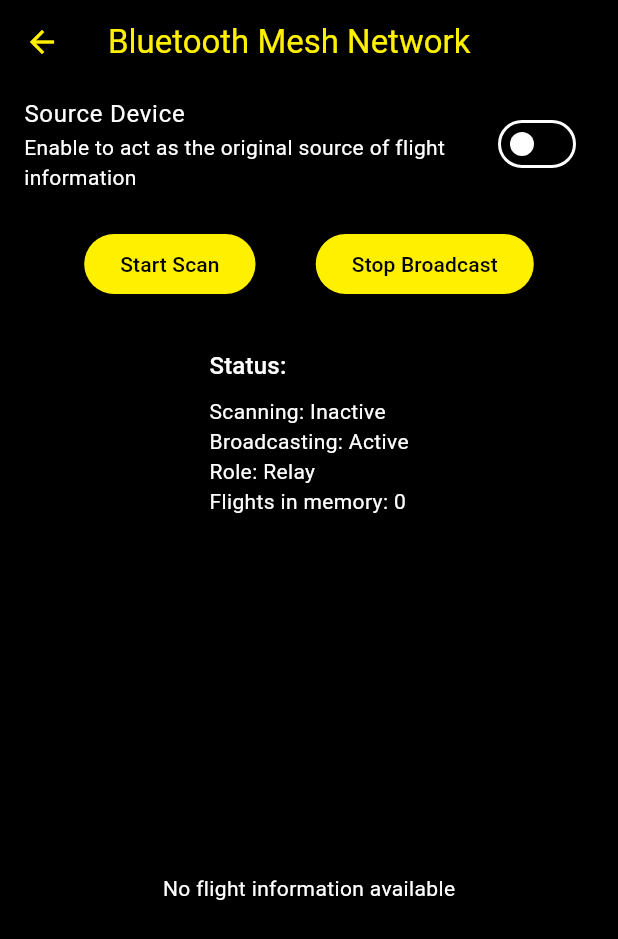
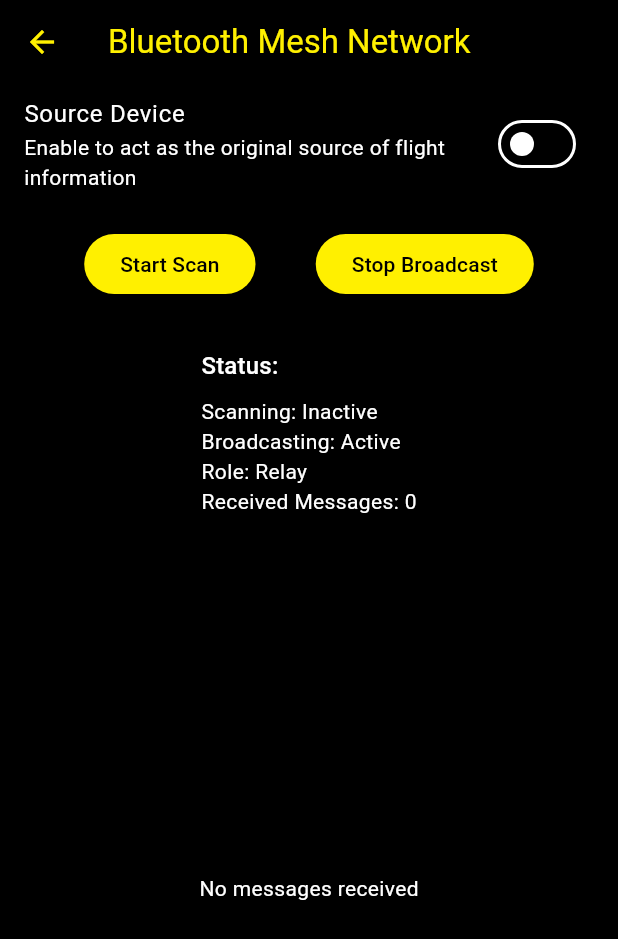
Before and after one commit to migueldeoleiros/vuelingconnect, a Flutter app: the BluetoothView screen opened directly with empty values, after a tap on "Start Scan", after a tap on "Stop Scan", after a tap on "Start Broadcast", on a phone screen of 412 x 824 dp. Shown: the top 939 px of the screen. Run offline on Flutter 3.47's test engine with Material 3 defaults, Android fonts, the light colour scheme and no system bars; our stand-ins replace audioplayers, flutter_blue_plus, shared_preferences; missing offline and left inert: bluetooth_low_energy; accounts and stored records are empty.

Commit message:
feat: base impl BLE services

```diff
--- a/client/lib/main.dart
+++ b/client/lib/main.dart
@@ -7,6 +7,7 @@ import 'package:flutter/material.dart';
 import 'package:flutter_blue_plus/flutter_blue_plus.dart';
 import 'package:audioplayers/audioplayers.dart';
 import 'package:http/http.dart' as http;
+import 'package:prueba_app/ble_message.dart';
 import 'package:shared_preferences/shared_preferences.dart';
 import 'package:logging/logging.dart';
 import 'package:provider/provider.dart';
@@ -17,6 +18,7 @@ import 'services/ble_peripheral_service.dart';
 
 void main() {
   // Set up logging
+  // testBleMessage();
   Logger.root.level = Level.ALL;
   Logger.root.onRecord.listen((record) {
     print('${record.level.name}: ${record.time}: ${record.message}');
--- a/client/lib/services/ble_central_service.dart
+++ b/client/lib/services/ble_central_service.dart
@@ -1,156 +1,44 @@
 import 'dart:async';
 import 'dart:typed_data';
-import 'package:flutter_blue_plus/flutter_blue_plus.dart';
+import 'package:bluetooth_low_energy/bluetooth_low_energy.dart';
 import 'package:logging/logging.dart';
-import '../models/flight_info.dart';
 
+/// BLE central for scanning manufacturer-specific advertisements
 class BleCentralService {
-  final _logger = Logger('BleCentralService');
-  final List<FlightInfo> _flights = [];
-  bool _isScanning = false;
+  final CentralManager _manager = CentralManager();
+  final Logger _logger = Logger('BleCentralService');
 
-  // Service and characteristic UUIDs - MUST match on all devices
-  static const String FLIGHT_SERVICE_UUID =
-      "9b1dfc9c-90a3-4c7a-9991-a2bccf5e15e3";
-  static const String FLIGHT_CHARACTERISTIC_UUID =
-      "79cda9a1-ceec-4156-baba-927d0b3e3cab";
+  StreamSubscription<DiscoveredEventArgs>? _discoverSub;
+  final StreamController<Uint8List> _dataController = StreamController<Uint8List>.broadcast();
 
-  // Stream controllers to broadcast flight updates
-  final _flightsStreamController =
-      StreamController<List<FlightInfo>>.broadcast();
-  Stream<List<FlightInfo>> get flightsStream => _flightsStreamController.stream;
+  /// Stream of raw manufacturer data bytes (id=0xFFFF)
+  Stream<Uint8List> get dataStream => _dataController.stream;
 
-  // Start scanning for BLE devices
-  Future<void> startScan() async {
-    if (_isScanning) return;
-
-    _logger.info('Starting BLE scan');
-    try {
-      await FlutterBluePlus.startScan(
-        withServices: [Guid(FLIGHT_SERVICE_UUID)],
-        timeout: const Duration(seconds: 30),
-      );
-
-      _isScanning = true;
-
-      // Listen for scan results
-      FlutterBluePlus.scanResults.listen((results) {
-        for (ScanResult result in results) {
-          if (result.advertisementData.serviceUuids.contains(
-            FLIGHT_SERVICE_UUID,
-          )) {
-            _logger.info('Found flight info device: ${result.device.name}');
-            _connectAndGetFlights(result.device);
-          }
+  /// Starts BLE discovery (scanning) for advertisements
+  Future<void> startDiscovery() async {
+    // Listen to discovered events
+    _discoverSub = _manager.discovered.listen((event) {
+      for (final msd in event.advertisement.manufacturerSpecificData) {
+        if (msd.id == 0xFFFF) {
+          _logger.info('Discovered data: ${msd.data}');
+          _dataController.add(msd.data);
         }
-      });
-    } catch (e) {
-      _logger.severe('Error starting BLE scan: $e');
-    }
+      }
+    });
+    await _manager.startDiscovery();
+    _logger.info('Started BLE discovery');
   }
 
-  // Stop scanning
-  Future<void> stopScan() async {
-    if (!_isScanning) return;
-
-    _logger.info('Stopping BLE scan');
-    try {
-      await FlutterBluePlus.stopScan();
-      _isScanning = false;
-    } catch (e) {
-      _logger.severe('Error stopping BLE scan: $e');
-    }
+  /// Stops BLE discovery
+  Future<void> stopDiscovery() async {
+    await _manager.stopDiscovery();
+    await _discoverSub?.cancel();
+    _logger.info('Stopped BLE discovery');
   }
 
-  // Connect to device and read flight data
-  Future<void> _connectAndGetFlights(BluetoothDevice device) async {
-    try {
-      _logger.info('Connecting to ${device.name}');
-      await device.connect();
-
-      // Discover services
-      _logger.info('Discovering services');
-      List<BluetoothService> services = await device.discoverServices();
-
-      // Find our flight service
-      BluetoothService? flightService;
-      for (var service in services) {
-        if (service.uuid.toString() == FLIGHT_SERVICE_UUID) {
-          flightService = service;
-          break;
-        }
-      }
-
-      if (flightService == null) {
-        _logger.warning('Flight service not found on device');
-        await device.disconnect();
-        return;
-      }
-
-      // Find the characteristic within this service
-      BluetoothCharacteristic? flightCharacteristic;
-      for (var characteristic in flightService.characteristics) {
-        if (characteristic.uuid.toString() == FLIGHT_CHARACTERISTIC_UUID) {
-          flightCharacteristic = characteristic;
-          break;
-        }
-      }
-
-      if (flightCharacteristic == null) {
-        _logger.warning('Flight characteristic not found in service');
-        await device.disconnect();
-        return;
-      }
-
-      // Read flight data
-      final value = await flightCharacteristic.read();
-      _processFlightData(value);
-
-      // Subscribe to notifications
-      await flightCharacteristic.setNotifyValue(true);
-      flightCharacteristic.value.listen((value) {
-        _processFlightData(value);
-      });
-
-      // Disconnect after a while to save battery (optional)
-      await Future.delayed(const Duration(seconds: 10));
-      await device.disconnect();
-    } catch (e) {
-      _logger.severe('Error connecting to device: $e');
-    }
-  }
-
-  // Process received flight data
-  void _processFlightData(List<int> data) {
-    try {
-      final flightList = FlightInfo.listFromBytes(data as Uint8List);
-
-      // Update local flights, replacing outdated info with newer timestamp
-      for (final newFlight in flightList) {
-        final existingIndex = _flights.indexWhere(
-          (f) => f.flightNumber == newFlight.flightNumber,
-        );
-
-        if (existingIndex >= 0) {
-          // Only update if newer information
-          if (_flights[existingIndex].timestamp.isBefore(newFlight.timestamp)) {
-            _flights[existingIndex] = newFlight;
-          }
-        } else {
-          // Add new flight
-          _flights.add(newFlight);
-        }
-      }
-
-      // Notify listeners
-      _flightsStreamController.add(List.from(_flights));
-    } catch (e) {
-      _logger.severe('Error processing flight data: $e');
-    }
-  }
-
-  // For cleanup
+  /// Clean up resources
   void dispose() {
-    _flightsStreamController.close();
+    _discoverSub?.cancel();
+    _dataController.close();
   }
 }
--- a/client/lib/services/ble_peripheral_service.dart
+++ b/client/lib/services/ble_peripheral_service.dart
@@ -1,78 +1,27 @@
-import 'dart:async';
 import 'dart:typed_data';
-import 'package:flutter_blue_plus/flutter_blue_plus.dart';
 import 'package:logging/logging.dart';
-import '../models/flight_info.dart';
+import 'package:bluetooth_low_energy/bluetooth_low_energy.dart';
 
+/// BLE peripheral for raw data advertisement
 class BlePeripheralService {
+  final PeripheralManager _manager = PeripheralManager();
   final Logger _logger = Logger('BlePeripheralService');
-  bool _isAdvertising = false;
-  List<FlightInfo> _flights = [];
 
-  // Service and characteristic UUIDs - MUST match on all devices
-  static const String FLIGHT_SERVICE_UUID =
-      "9b1dfc9c-90a3-4c7a-9991-a2bccf5e15e3";
-  static const String FLIGHT_CHARACTERISTIC_UUID =
-      "79cda9a1-ceec-4156-baba-927d0b3e3cab";
-
-  // Start advertising flight data
-  Future<void> startAdvertising(List<FlightInfo> flights) async {
-    if (_isAdvertising) {
-      await stopAdvertising();
-    }
-
-    _flights = List.from(flights);
-    _logger.info('Setting up BLE advertising with ${_flights.length} flights');
-
-    // Note: Flutter Blue Plus doesn't directly support peripherals on iOS
-    // For a complete implementation, we would need to use platform channels
-    // or a different plugin for peripheral mode
-
-    try {
-      // This is a simplified version since flutter_blue_plus doesn't fully support peripheral mode
-      // In a real implementation, you'd use platform-specific code for this part
-
-      // For Android, you could use platform channels to expose the Android BLE Advertiser API
-      // For iOS, you'd use CoreBluetooth's CBPeripheralManager
-
-      _logger.info('Started advertising flight information');
-      _isAdvertising = true;
-    } catch (e) {
-      _logger.severe('Error starting advertising: $e');
-    }
+  /// Broadcasts custom bytes via BLE advertisement
+  Future<void> broadcastMessage(Uint8List message) async {
+    final adv = Advertisement(
+      name: 'TestDevice',
+      manufacturerSpecificData: [
+        ManufacturerSpecificData(id: 0xFFFF, data: message),
+      ],
+    );
+    await _manager.startAdvertising(adv);
+    _logger.info('Started BLE advertising');
   }
 
-  // Stop advertising
-  Future<void> stopAdvertising() async {
-    if (!_isAdvertising) return;
-
-    try {
-      // Similarly, this would need platform-specific implementation
-      _isAdvertising = false;
-      _logger.info('Stopped advertising');
-    } catch (e) {
-      _logger.severe('Error stopping advertising: $e');
-    }
-  }
-
-  // Update flight data and restart advertising
-  Future<void> updateFlights(List<FlightInfo> flights) async {
-    _flights = List.from(flights);
-
-    if (_isAdvertising) {
-      // Restart advertising with new data
-      await stopAdvertising();
-      await startAdvertising(_flights);
-    }
-  }
-
-  // Helper method to convert flight data to advertisement data
-  Map<String, dynamic> _createAdvertisementData() {
-    // In a real implementation, you would prepare the advertisement data
-    // This is a placeholder for the concept
-    return {
-      'serviceUuids': [FLIGHT_SERVICE_UUID],
-      'serviceName': 'FlightInfo',
-    };
+  /// Stops BLE advertising
+  Future<void> stopBroadcast() async {
+    await _manager.stopAdvertising();
+    _logger.info('Stopped BLE advertising');
   }
 }
--- a/client/lib/views/bluetooth_view.dart
+++ b/client/lib/views/bluetooth_view.dart
@@ -1,9 +1,9 @@
 import 'package:flutter/material.dart';
 import 'package:provider/provider.dart';
+import 'dart:convert';
+import 'dart:typed_data';
 import '../services/ble_central_service.dart';
 import '../services/ble_peripheral_service.dart';
-import '../models/flight_info.dart';
-import '../theme.dart';
 
 class BluetoothView extends StatefulWidget {
   final List<Map<String, dynamic>> savedFlights;
@@ -22,7 +22,7 @@ class _BluetoothViewState extends State<BluetoothView> {
   late final BleCentralService _centralService;
   late final BlePeripheralService _peripheralService;
 
-  List<FlightInfo> _flightList = [];
+  List<String> _receivedMessages = [];
 
   @override
   void initState() {
@@ -33,55 +33,14 @@ class _BluetoothViewState extends State<BluetoothView> {
       listen: false,
     );
 
-    // Listen to flight updates from central service
-    _centralService.flightsStream.listen((flights) {
+    // Listen to BLE message stream
+    _centralService.dataStream.listen((data) {
+      final msg = utf8.decode(data);
       setState(() {
-        _flightList = flights;
-
-        // If we're acting as a mesh node, also rebroadcast the data
-        if (!_isSourceDevice && _isAdvertising) {
-          _peripheralService.updateFlights(_flightList);
-        }
+        _receivedMessages.add(msg);
       });
     });
-
-    // Convert saved flights to FlightInfo objects
-    _convertSavedFlights();
   }
-
-  void _convertSavedFlights() {
-    final flightInfoList =
-        widget.savedFlights.map((flightMap) {
-          // Convert from flight_number format to flightNumber format for consistency
-          return FlightInfo(
-            flightNumber: flightMap['flight_number'] ?? '',
-            destination: flightMap['destination'] ?? 'Unknown',
-            gate: flightMap['gate'] ?? 'TBD',
-            // Handle non-existent fields by providing defaults
-            departureTime:
-                DateTime.tryParse(flightMap['departure_time'] ?? '') ??
-                DateTime.now().add(const Duration(hours: 1)),
-            status: flightMap['flight_status'] ?? 'Unknown',
-            timestamp:
-                DateTime.tryParse(
-                  flightMap['original_message_timestamp'] ?? '',
-                ) ??
-                DateTime.now(),
-          );
-        }).toList();
-
-    _flightList = flightInfoList;
-
-    // If we're the source device, start advertising immediately
-    if (_isSourceDevice && _flightList.isNotEmpty) {
-      _peripheralService.startAdvertising(_flightList);
-      setState(() {
-        _isAdvertising = true;
-      });
-    }
-  }
-
-  // Using the getStatusColor from theme.dart
 
   @override
   Widget build(BuildContext context) {
@@ -112,9 +71,9 @@ class _BluetoothViewState extends State<BluetoothView> {
                 ElevatedButton(
                   onPressed: () async {
                     if (_isScanning) {
-                      await _centralService.stopScan();
+                      await _centralService.stopDiscovery();
                     } else {
-                      await _centralService.startScan();
+                      await _centralService.startDiscovery();
                     }
                     setState(() {
                       _isScanning = !_isScanning;
@@ -125,13 +84,15 @@ class _BluetoothViewState extends State<BluetoothView> {
                 ElevatedButton(
                   onPressed: () async {
                     if (_isAdvertising) {
-                      await _peripheralService.stopAdvertising();
+                      await _peripheralService.stopBroadcast();
                     } else {
-                      await _peripheralService.startAdvertising(_flightList);
-                    }
+                      // Broadcast sample message
+                      final bytes = Uint8List.fromList(utf8.encode('Hello BLE'));
+                      await _peripheralService.broadcastMessage(bytes);
                       setState(() {
                         _isAdvertising = !_isAdvertising;
                       });
+                    }
                   },
                   child: Text(
                     _isAdvertising ? 'Stop Broadcast' : 'Start Broadcast',
@@ -152,47 +113,29 @@ class _BluetoothViewState extends State<BluetoothView> {
                 Text('Scanning: ${_isScanning ? "Active" : "Inactive"}'),
                 Text('Broadcasting: ${_isAdvertising ? "Active" : "Inactive"}'),
                 Text('Role: ${_isSourceDevice ? "Source" : "Relay"}'),
-                Text('Flights in memory: ${_flightList.length}'),
+                Text('Received Messages: ${_receivedMessages.length}'),
               ],
             ),
           ),
 
-          // Flight list
+          // Received messages list
           Expanded(
-            child:
-                _flightList.isEmpty
+            child: _receivedMessages.isEmpty
                 ? const Center(
-                      child: Text('No flight information available'),
+                    child: Text('No messages received'),
                   )
                 : ListView.builder(
-                      itemCount: _flightList.length,
+                    itemCount: _receivedMessages.length,
                     itemBuilder: (context, index) {
-                        final flight = _flightList[index];
+                      final message = _receivedMessages[index];
                       return Card(
                         margin: const EdgeInsets.symmetric(
                           horizontal: 16.0,
                           vertical: 8.0,
                         ),
                         child: ListTile(
-                            title: Text('Flight ${flight.flightNumber}'),
-                            subtitle: Column(
-                              crossAxisAlignment: CrossAxisAlignment.start,
-                              children: [
-                                Text(
-                                  'Status: ${flight.status}',
-                                  style: TextStyle(
-                                    fontWeight: FontWeight.bold,
-                                    color: getStatusColor(flight.status),
-                                  ),
-                                ),
-                                Text('Destination: ${flight.destination}'),
-                                Text('Gate: ${flight.gate}'),
-                                Text(
-                                  'Departure: ${flight.departureTime.hour}:${flight.departureTime.minute.toString().padLeft(2, '0')}',
-                                ),
-                              ],
-                            ),
-                            isThreeLine: true,
+                          title: Text('Message $index'),
+                          subtitle: Text(message),
                         ),
                       );
                     },
--- a/client/pubspec.yaml
+++ b/client/pubspec.yaml
@@ -30,7 +30,7 @@ environment:
 dependencies:
   flutter:
     sdk: flutter
-
+  bluetooth_low_energy: ^6.0.2
   # The following adds the Cupertino Icons font to your application.
   # Use with the CupertinoIcons class for iOS style icons.
   cupertino_icons: ^1.0.8
```
Also changed, not shown: client/lib/ble_message.dart (added, +148 -0 lines), client/pubspec.lock, 4 other files. Lines whose indentation alone changed are shown as unchanged.
